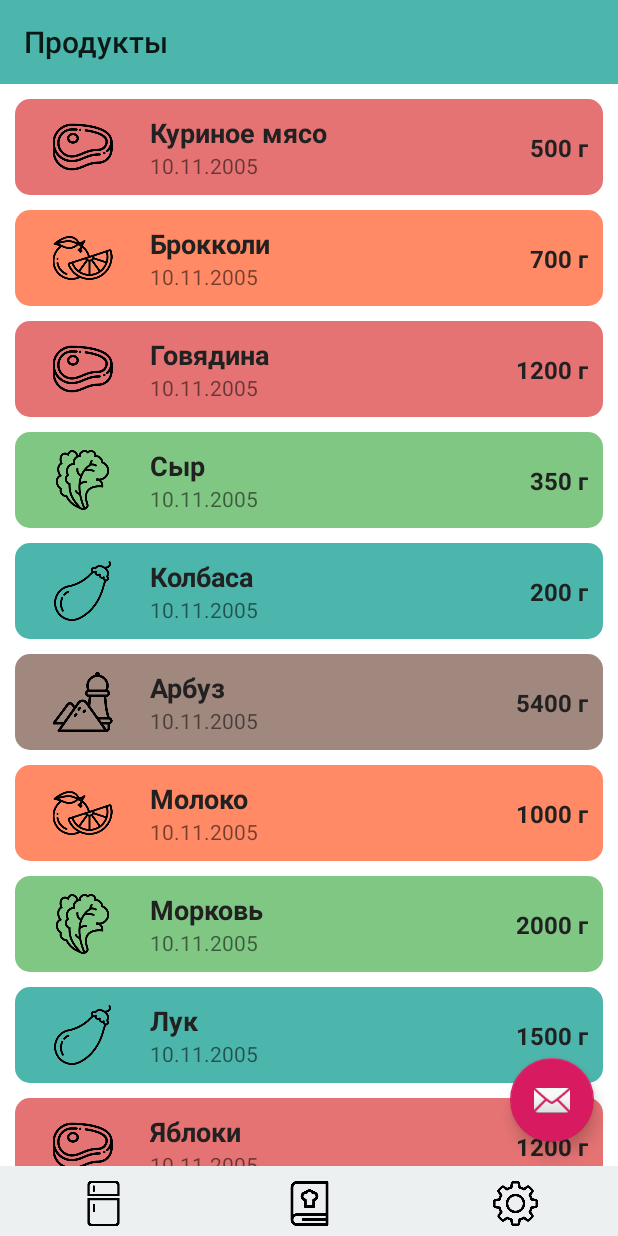
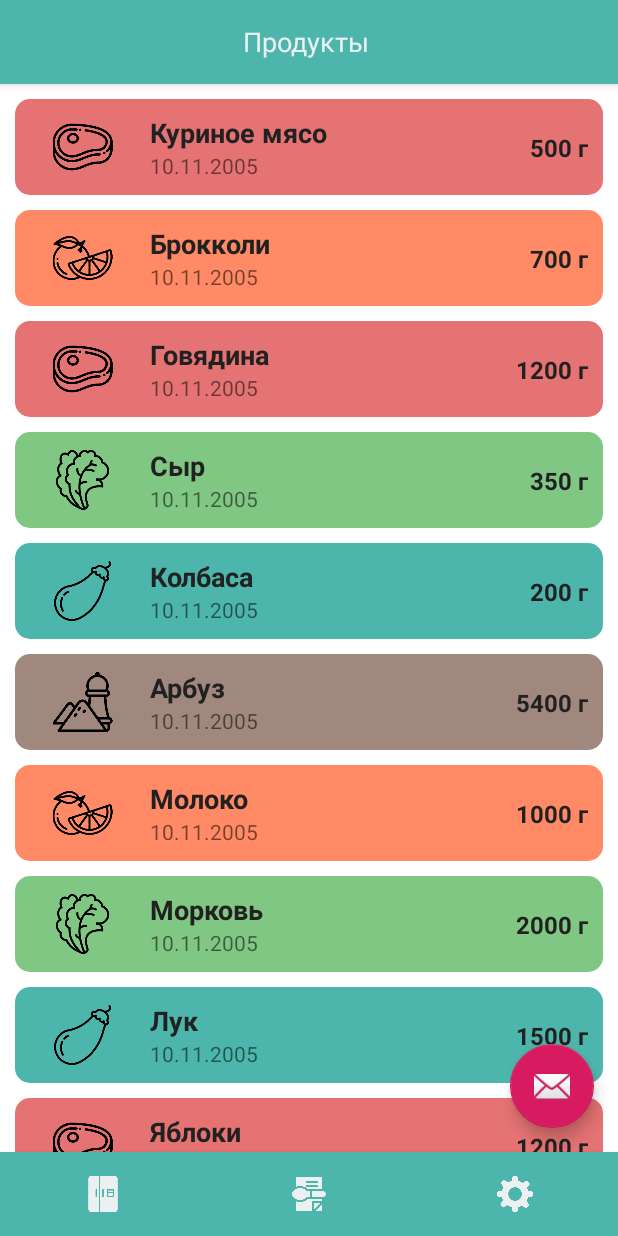
Before and after one commit to Hiplice/nonameproject, an Android app: the screen it shows after launch (MainActivity), on a phone screen of 412 x 824 dp. Run offline under Robolectric (Android 15) with nearby library versions, the phone set to English and light mode, and no system bars.

Commit message:
изменил менюшечку

```diff
--- a/app/src/main/java/com/example/user/freedge/MainActivity.java
+++ b/app/src/main/java/com/example/user/freedge/MainActivity.java
@@ -3,6 +3,7 @@ package com.example.user.freedge;
 import android.support.v7.app.AppCompatActivity;
 import android.os.Bundle;
 import android.view.View;
+import android.widget.TextView;
 import android.widget.Toast;
 import android.widget.Toolbar;
 
@@ -17,21 +18,21 @@ public class MainActivity extends AppCompatActivity {
     RecipesFragment recipes;
     ProductsFragment products;
     SettingsFragment settings;
-    Toolbar toolbar;
+    TextView toolBarText;
 
     @Override
     protected void onCreate(Bundle savedInstanceState) {
         super.onCreate(savedInstanceState);
         setContentView(R.layout.activity_main);
 
-        toolbar = findViewById(R.id.upperToolbar);
+        toolBarText = findViewById(R.id.toolBarText);
 
         products = new ProductsFragment();
         recipes = new RecipesFragment();
         settings = new SettingsFragment();
 
         // Меняем надпись на тулбаре
-        toolbar.setTitle(R.string.appbar_products);
+        toolBarText.setText(R.string.appbar_products);
 
         // Устанавливаем активити в фрагменте
         transaction = getFragmentManager().beginTransaction();
@@ -41,7 +42,7 @@ public class MainActivity extends AppCompatActivity {
 
     public void onProducts(View view) {
         // Меняем надпись на тулбаре
-        toolbar.setTitle(R.string.appbar_recipes);
+        toolBarText.setText(R.string.appbar_products);
 
         // Меняем активити в фрагменте
         transaction = getFragmentManager().beginTransaction();
@@ -51,7 +52,7 @@ public class MainActivity extends AppCompatActivity {
 
     public void onRecipes(View view) {
         // Меняем надпись на тулбаре
-        toolbar.setTitle(R.string.appbar_recipes);
+        toolBarText.setText(R.string.appbar_recipes);
 
         // Меняем активити в фрагменте
         transaction = getFragmentManager().beginTransaction();
@@ -61,7 +62,7 @@ public class MainActivity extends AppCompatActivity {
 
     public void onSettings(View view) {
         // Меняем надпись на тулбаре
-        toolbar.setTitle(R.string.appbar_recipes);
+        toolBarText.setText(R.string.appbar_settings);
 
         // Меняем активити в фрагменте
         transaction = getFragmentManager().beginTransaction();
--- a/app/src/main/res/layout/activity_main.xml
+++ b/app/src/main/res/layout/activity_main.xml
@@ -10,12 +10,30 @@
     android:orientation="vertical">
 
     <!-- Прописан Toolbar -->
-    <Toolbar
-        android:id="@+id/upperToolbar"
+    <android.support.design.widget.AppBarLayout
         android:layout_width="match_parent"
-        android:layout_height="?attr/actionBarSize"
-        android:background="@color/categoryVegetable"
-        android:textAlignment="center" />
+        android:layout_height="wrap_content"
+        android:elevation="4dp">
+
+        <Toolbar
+            android:id="@+id/upperToolbar"
+            android:layout_width="match_parent"
+            android:layout_height="?attr/actionBarSize"
+            android:background="@color/categoryVegetable"
+            android:requiresFadingEdge="none">
+
+            <TextView
+                android:id="@+id/toolBarText"
+                android:layout_width="match_parent"
+                android:layout_height="wrap_content"
+                android:layout_marginEnd="20dp"
+                android:textAlignment="center"
+                android:textColor="@color/projectWhite"
+                android:textSize="18sp" />
+
+        </Toolbar>
+
+    </android.support.design.widget.AppBarLayout>
 
     <!-- Контейнер для фрагментов-->
 
@@ -23,54 +41,20 @@
         android:id="@+id/contentContainer"
         android:layout_width="match_parent"
         android:layout_height="match_parent"
-        android:layout_weight="1"></FrameLayout>
+        android:layout_weight="1" />
 
 
     <!-- Расписываем кнопки управления -->
-    <LinearLayout
-        android:id="@+id/linearLayout"
+
+    <android.support.design.widget.BottomNavigationView
         android:layout_width="match_parent"
-        android:layout_height="150dp"
-        android:layout_weight="1"
-        android:orientation="horizontal"
-        >
+        android:layout_height="?attr/actionBarSize"
+        android:background="@color/categoryVegetable"
+        app:elevation="4dp"
+        app:itemHorizontalTranslationEnabled="false"
+        app:itemIconTint="@color/projectWhite"
+        app:itemTextColor="@color/projectWhite"
+        app:labelVisibilityMode="unlabeled"
+        app:menu="@menu/bottom_navigation_menu" />
 
-        <!-- Первая кнопка управления -->
-        <ImageButton
-            android:id="@+id/productMenuButton"
-            android:layout_width="match_parent"
-            android:layout_height="50dp"
-            android:layout_weight="1"
-            android:padding="10dp"
-            android:scaleType="centerInside"
-            android:background="@drawable/menu_rectangle"
-            android:onClick="onProducts"
-            app:srcCompat="@drawable/products_black"
-            />
-
-        <!-- Вторая кнопка управления -->
-        <ImageButton
-            android:id="@+id/recipeMenuButton"
-            android:layout_width="match_parent"
-            android:layout_height="50dp"
-            android:layout_weight="1"
-            android:padding="10dp"
-            android:scaleType="centerInside"
-            android:background="@drawable/menu_rectangle"
-            android:onClick="onRecipes"
-            app:srcCompat="@drawable/recipe_black" />
-
-        <!-- Третья кнопка управления -->
-        <ImageButton
-            android:id="@+id/settingMenuButton"
-            android:layout_width="match_parent"
-            android:layout_height="50dp"
-            android:layout_weight="1"
-            android:padding="10dp"
-            android:scaleType="centerInside"
-            android:background="@drawable/menu_rectangle"
-            android:onClick="onSettings"
-            app:srcCompat="@drawable/settings_black" />
-
-    </LinearLayout>
 </LinearLayout>
--- /dev/null
+++ b/app/src/main/res/menu/bottom_navigation_menu.xml
@@ -0,0 +1,15 @@
+<?xml version="1.0" encoding="utf-8"?>
+<menu xmlns:android="http://schemas.android.com/apk/res/android">
+    <item
+        android:id="@+id/action_products"
+        android:icon="@drawable/fridge"
+        android:title="@string/appbar_products" />
+    <item
+        android:id="@+id/action_recipes"
+        android:icon="@drawable/recipe"
+        android:title="@string/appbar_recipes" />
+    <item
+        android:id="@+id/action_settings"
+        android:icon="@drawable/settings"
+        android:title="@string/appbar_settings" />
+</menu>
--- a/app/src/main/res/values/colors.xml
+++ b/app/src/main/res/values/colors.xml
@@ -9,7 +9,7 @@
     <!-- Project interface colors -->
     <color name="projectLight">#bdc3c7</color>
     <color name="projectDark">#212121</color>
-    <color name="projectWhite">#ecf0f1</color>
+    <color name="projectWhite">#ECF0F1</color>
 
     <!-- Category colors -->
     <color name="categoryMeat">#E57373</color>
```
Also changed, not shown: app/src/main/AndroidManifest.xml (+0 -7 lines), app/src/main/res/layout/activity_recipe.xml (deleted, +0 -98 lines), app/src/main/res/drawable/fridge.png (added), app/src/main/res/drawable/products_black.png (deleted), app/src/main/res/drawable/products_white.png (deleted), app/src/main/res/drawable/recipe.png (added), app/src/main/res/drawable/recipe_black.png (deleted), app/src/main/res/drawable/recipe_white.png (deleted), app/src/main/res/drawable/settings.png (added), app/src/main/res/drawable/settings_black.png (deleted), app/src/main/res/drawable/settings_white.png (deleted).
